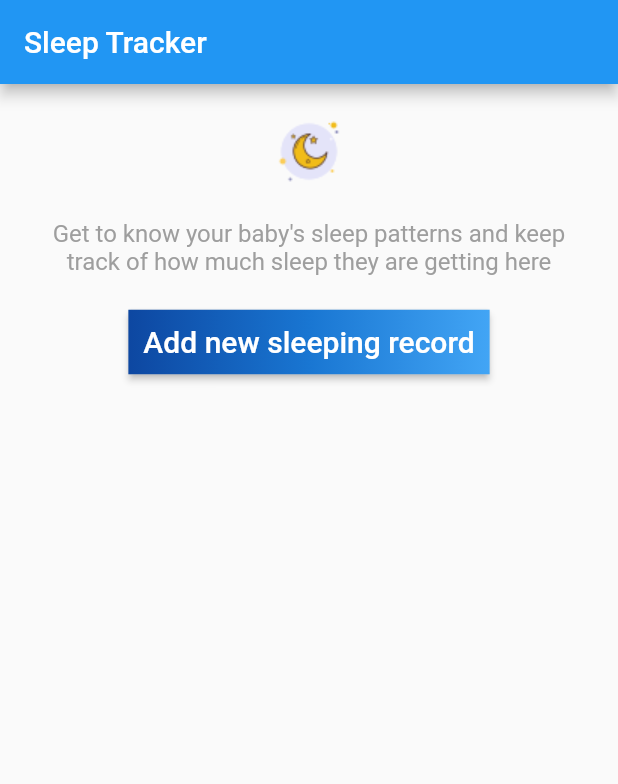
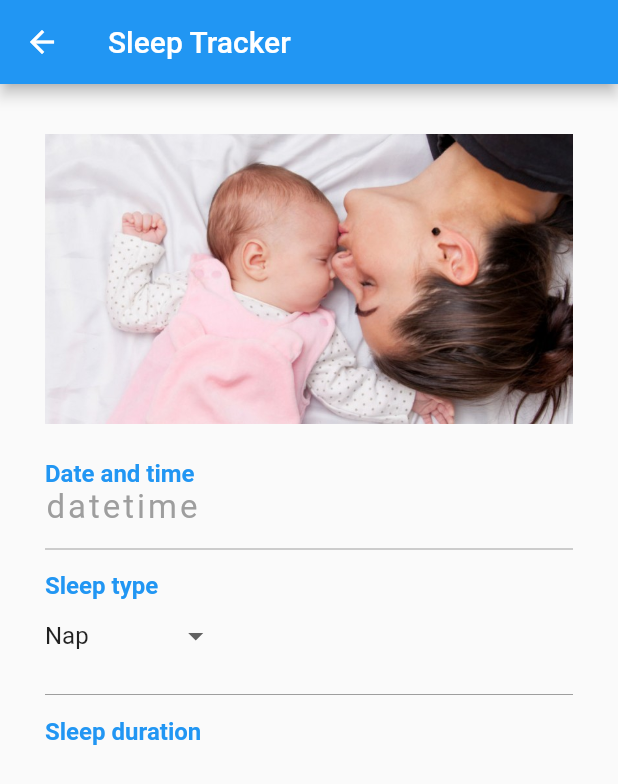
Before and after one commit to MaciejHeintze/baby_sleep_tracker_app, a Flutter app: the screen it shows after launch, after a tap on "Add new sleeping record", on a phone screen of 412 x 824 dp. Shown: the top 784 px of the screen. Run offline on Flutter 3.47's test engine with Material 2 defaults, Android fonts, the phone set to English and light mode, and no system bars.

Commit message:
second screen commit

```diff
--- a/lib/main.dart
+++ b/lib/main.dart
@@ -1,4 +1,5 @@
 import 'package:flutter/material.dart';
+import 'record.dart';
 
 void main(){
   runApp(MaterialApp(
@@ -43,7 +44,10 @@ class MainState extends State<App> {
                 ),
               ),
               RaisedButton(
-                onPressed: (){},
+                onPressed: () async{
+                  final result = await Navigator.push(
+                      context, MaterialPageRoute(builder: (context) => Record()));
+                },
                 textColor: Colors.white,
 
                 padding: const EdgeInsets.all(0.0),
--- /dev/null
+++ b/lib/record.dart
@@ -0,0 +1,107 @@
+import 'package:babysleeptrackerapp/main.dart';
+import 'package:flutter/material.dart';
+
+class Record extends StatefulWidget{
+  Record({Key key}) : super(key: key);
+
+  @override
+  RecordState createState() => RecordState();
+}
+
+class RecordState extends State<Record>{
+
+  String dropdownValue = 'Nap';
+
+  @override
+  Widget build(BuildContext context) {
+    return Scaffold(
+      appBar: AppBar(
+        title: Text("Sleep Tracker"),
+      ),
+      body: Container(
+        child: Center(
+          child: Padding(
+            padding: const EdgeInsets.fromLTRB(30.0, 30.0, 30.0,0),
+              child: new Column(
+                crossAxisAlignment: CrossAxisAlignment.start,
+                children: <Widget>[
+
+                  Image(
+                    image: AssetImage('assets/baby.jpg'),
+                    height: 200,
+                    width: 400,
+                  ),
+
+                  SizedBox(height: 20.0),
+
+                  Text(
+                    'Date and time',
+                    style: TextStyle(
+                      fontSize: 16.0,
+                      color: Colors.blue,
+                      fontWeight: FontWeight.bold,
+                    ),
+                  ),
+                  Text(
+                    'datetime',
+                    style: TextStyle(
+                      color: Colors.grey,
+                      fontSize: 22.0,
+                      letterSpacing: 2.0,
+                    ),
+                  ),
+                  Divider(
+                    color: Colors.grey,
+                    height: 30.0,
+                  ),
+                  Text(
+                    'Sleep type',
+                    style: TextStyle(
+                      fontSize: 16.0,
+                      color: Colors.blue,
+                      fontWeight: FontWeight.bold,
+                    ),
+                  ),
+
+                  DropdownButton<String>(
+                    value: dropdownValue,
+                    underline: Container(
+                      height: 4,
+                    ),
+                    onChanged: (String newValue) {
+                      setState(() {
+                        dropdownValue = newValue;
+                      });
+                    },
+                    items: <String>['Nap', 'Nights sleep','Day']
+                        .map<DropdownMenuItem<String>>((String value) {
+                      return DropdownMenuItem<String>(
+                        value: value,
+                        child: Text(value),
+                      );
+                    }).toList(),
+                  ),
+
+                  Divider(
+                    color: Colors.grey,
+                    height: 30.0,
+                  ),
+
+                  Text(
+                    'Sleep duration',
+                    style: TextStyle(
+                      fontSize: 16.0,
+                      color: Colors.blue,
+                      fontWeight: FontWeight.bold,
+                    ),
+                  ),
+
+                ],
+              ),
+          ),
+        ),
+      ),
+    );
+  }
+
+}
```
